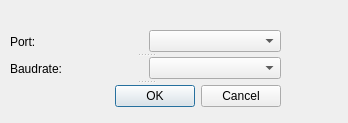
Above: src/serialoptions.ui from FelixTheC/QT-TimeIsMoney before the change. Below: the same form after it.
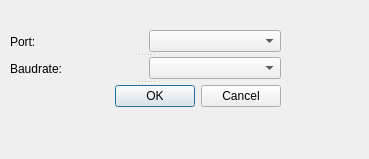
That is the form after the change.

Commit message: refactor: allow window resizing

Patch:
```diff
--- a/src/serialoptions.ui
+++ b/src/serialoptions.ui
@@ -6,8 +6,8 @@
    <rect>
     <x>0</x>
     <y>0</y>
-    <width>348</width>
-    <height>123</height>
+    <width>369</width>
+    <height>159</height>
    </rect>
   </property>
   <property name="windowTitle">
```
Left out of the diff: 2 changed lines with no effect on the pictures. The commit also changes 2 other files.
